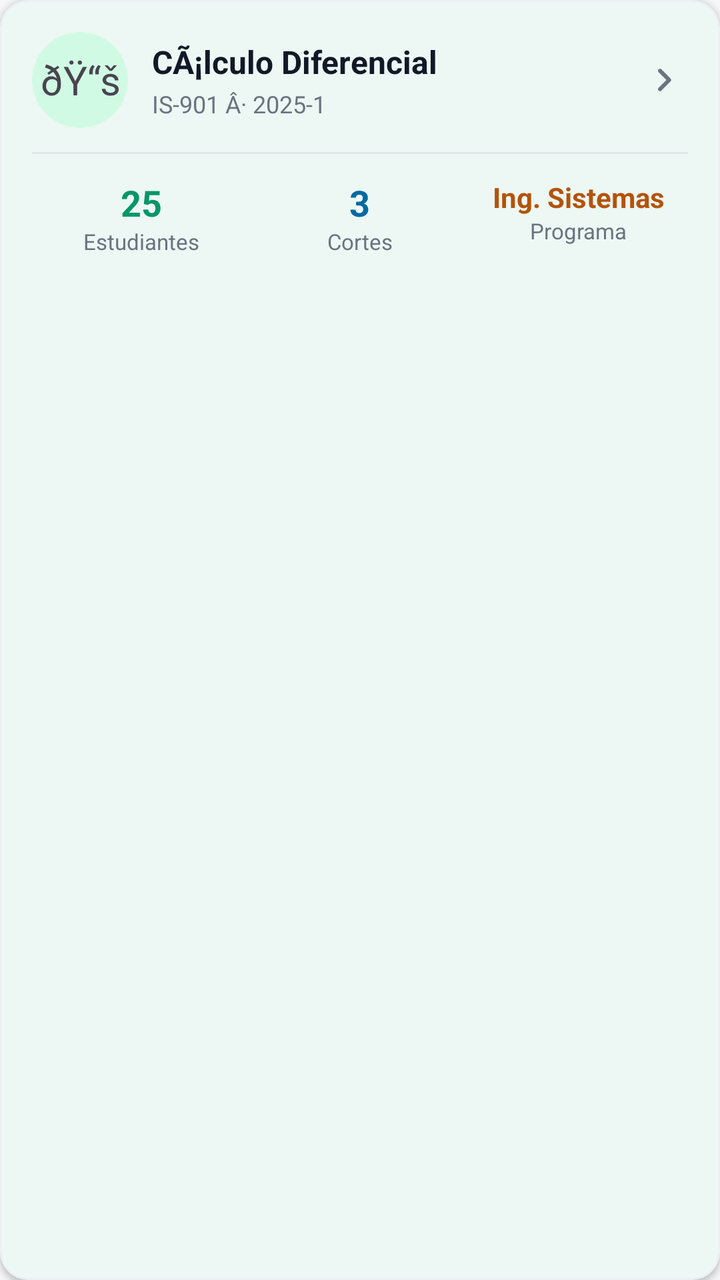
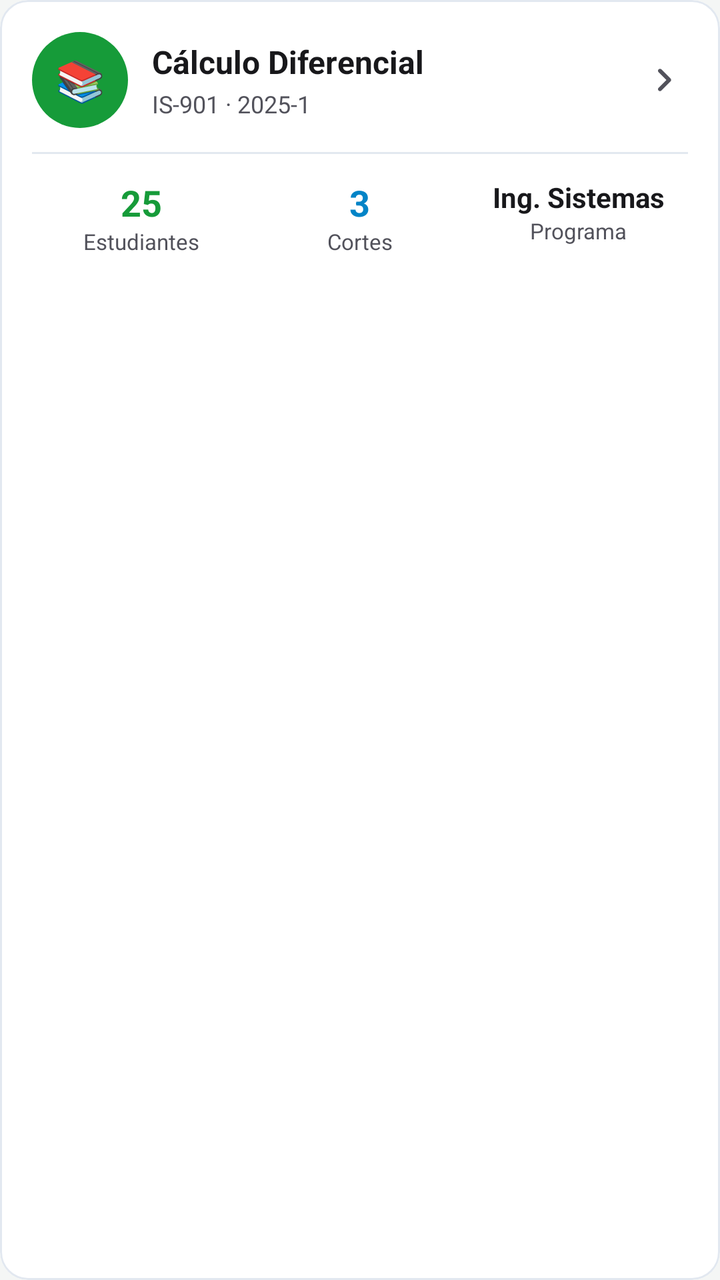

Before-and-after screenshots of an Android layout around one commit, followed by the original layout XML and the change that was made.
<!-- AndroidManifest.xml: application theme Theme.BienestarUPC -->
<!-- res/layout/item_course_card.xml -->
<?xml version="1.0" encoding="utf-8"?>
<com.google.android.material.card.MaterialCardView
    xmlns:android="http://schemas.android.com/apk/res/android"
    xmlns:app="http://schemas.android.com/apk/res-auto"
    android:layout_width="match_parent"
    android:layout_height="wrap_content"
    android:layout_marginHorizontal="16dp"
    android:layout_marginVertical="6dp"
    android:clickable="true"
    android:focusable="true"
    android:foreground="?attr/selectableItemBackground"
    app:cardBackgroundColor="@color/white_card"
    app:cardCornerRadius="14dp"
    app:cardElevation="2dp">

    <LinearLayout
        android:layout_width="match_parent"
        android:layout_height="wrap_content"
        android:orientation="vertical"
        android:padding="16dp">

        <LinearLayout
            android:layout_width="match_parent"
            android:layout_height="wrap_content"
            android:orientation="horizontal"
            android:gravity="center_vertical">

            <TextView
                android:id="@+id/txt_icono"
                android:layout_width="48dp"
                android:layout_height="48dp"
                android:background="@drawable/badge_circle_green_light"
                android:gravity="center"
                android:text="@string/txt_texto_3"
                android:textSize="20sp" />

            <LinearLayout
                android:layout_width="0dp"
                android:layout_height="wrap_content"
                android:layout_weight="1"
                android:layout_marginStart="12dp"
                android:orientation="vertical">

                <TextView
                    android:id="@+id/txt_nombre"
                    android:layout_width="match_parent"
                    android:layout_height="wrap_content"
                    android:text="@string/txt_calculo_diferencial"
                    android:textColor="@color/text_primary"
                    android:textSize="16sp"
                    android:textStyle="bold"
                    android:maxLines="1"
                    android:ellipsize="end" />

                <TextView
                    android:id="@+id/txt_codigo"
                    android:layout_width="wrap_content"
                    android:layout_height="wrap_content"
                    android:layout_marginTop="2dp"
                    android:text="@string/txt_is_901_2025_1"
                    android:textColor="@color/text_secondary"
                    android:textSize="12sp" />
            </LinearLayout>

            <ImageView android:contentDescription="@null"
                android:layout_width="24dp"
                android:layout_height="24dp"
                android:src="@drawable/ic_chevron_right"
                app:tint="@color/text_secondary" />
        </LinearLayout>

        <View
            android:layout_width="match_parent"
            android:layout_height="1dp"
            android:layout_marginVertical="12dp"
            android:background="@color/divider_color" />

        <LinearLayout
            android:layout_width="match_parent"
            android:layout_height="wrap_content"
            android:baselineAligned="false"
            android:orientation="horizontal">

            <LinearLayout
                android:layout_width="0dp"
                android:layout_height="wrap_content"
                android:layout_weight="1"
                android:orientation="vertical"
                android:gravity="center">

                <TextView
                    android:id="@+id/txt_total_estudiantes"
                    android:layout_width="wrap_content"
                    android:layout_height="wrap_content"
                    android:text="@string/txt_25"
                    android:textColor="@color/green_primary"
                    android:textSize="18sp"
                    android:textStyle="bold" />

                <TextView
                    android:layout_width="wrap_content"
                    android:layout_height="wrap_content"
                    android:text="@string/txt_estudiantes"
                    android:textColor="@color/text_secondary"
                    android:textSize="11sp" />
            </LinearLayout>

            <LinearLayout
                android:layout_width="0dp"
                android:layout_height="wrap_content"
                android:layout_weight="1"
                android:orientation="vertical"
                android:gravity="center">

                <TextView
                    android:id="@+id/txt_total_cortes"
                    android:layout_width="wrap_content"
                    android:layout_height="wrap_content"
                    android:text="@string/txt_3"
                    android:textColor="@color/info_text"
                    android:textSize="18sp"
                    android:textStyle="bold" />

                <TextView
                    android:layout_width="wrap_content"
                    android:layout_height="wrap_content"
                    android:text="@string/txt_cortes"
                    android:textColor="@color/text_secondary"
                    android:textSize="11sp" />
            </LinearLayout>

            <LinearLayout
                android:layout_width="0dp"
                android:layout_height="wrap_content"
                android:layout_weight="1"
                android:orientation="vertical"
                android:gravity="center">

                <TextView
                    android:id="@+id/txt_programa"
                    android:layout_width="wrap_content"
                    android:layout_height="wrap_content"
                    android:text="@string/txt_ing_sistemas"
                    android:textColor="@color/warning_text"
                    android:textSize="14sp"
                    android:textStyle="bold"
                    android:maxLines="1"
                    android:ellipsize="end" />

                <TextView
                    android:layout_width="wrap_content"
                    android:layout_height="wrap_content"
                    android:text="@string/txt_programa_2"
                    android:textColor="@color/text_secondary"
                    android:textSize="11sp" />
            </LinearLayout>
        </LinearLayout>
    </LinearLayout>
</com.google.android.material.card.MaterialCardView>
<!-- resources referenced by this layout -->
<resources>
  <color name="divider_color">#E5E7EB</color>
  <color name="green_primary">#059669</color>
  <color name="info_text">#0369A1</color>
  <color name="text_primary">#111827</color>
  <color name="text_secondary">#6B7280</color>
  <color name="warning_text">#B45309</color>
  <color name="white_card">#FFFFFF</color>
  <!-- drawable badge_circle_green_light (drawable) -->
  <?xml version="1.0" encoding="utf-8"?>
  <shape xmlns:android="http://schemas.android.com/apk/res/android"
      android:shape="oval">
      <solid android:color="@color/success_bg" />
  </shape>
  <string name="txt_25">25</string>
  <string name="txt_3">3</string>
  <string name="txt_calculo_diferencial">CÃ¡lculo Diferencial</string>
  <string name="txt_cortes">Cortes</string>
  <string name="txt_estudiantes">Estudiantes</string>
  <string name="txt_ing_sistemas">Ing. Sistemas</string>
  <string name="txt_is_901_2025_1" tools:ignore="TypographyDashes">IS-901 Â· 2025-1</string>
  <string name="txt_programa_2">Programa</string>
  <string name="txt_texto_3">ðŸ“š</string>
  <color name="success_bg">#D1FAE5</color>
  <color name="green_container">#D1FAE5</color>
  <color name="on_primary_container">#053B2A</color>
  <color name="teal_primary">#0D9488</color>
  <color name="teal_light">#CCFBF1</color>
  <color name="background_gray">#F6F7F9</color>
  <color name="surface_container_low">#F8FAFC</color>
  <color name="surface_container">#EFF2F5</color>
  <color name="surface_container_high">#E7EAEE</color>
  <color name="surface_container_highest">#DEE2E8</color>
  <color name="surface_outline">#C9CFD8</color>
  <color name="surface_outline_variant">#E4E7EC</color>
  <color name="error_text">#DC2626</color>
  <color name="green_primary_dark">#047857</color>
  <color name="gray_medium">#9CA3AF</color>
  <color name="stroke_color">#EDEFF2</color>
  <color name="green_light">#D1FAE5</color>
  <color name="nav_background">#FFFFFF</color>
  <color name="chip_bg">#F3F4F6</color>
  <color name="chip_text">#111827</color>
  <style name="ShapeAppearance.BienestarUPC.Dialog" parent="ShapeAppearance.Material3.LargeComponent">
          <item name="cornerSize">24dp</item>
      </style>
  <style name="ShapeAppearance.BienestarUPC.Snackbar" parent="ShapeAppearance.Material3.MediumComponent">
          <item name="cornerFamily">rounded</item>
          <item name="cornerSize">14dp</item>
      </style>
  <!-- unchanged entries left out for length: 9 -->
</resources>

<!-- the commit's change to res/layout/item_course_card.xml (unified diff, before → after) -->
@@ -9,9 +9,11 @@
     android:clickable="true"
     android:focusable="true"
     android:foreground="?attr/selectableItemBackground"
-    app:cardBackgroundColor="@color/white_card"
+    app:cardBackgroundColor="@color/bg_surface_1"
     app:cardCornerRadius="14dp"
-    app:cardElevation="2dp">
+    app:cardElevation="0dp"
+    app:strokeWidth="1dp"
+    app:strokeColor="@color/border_surface_1">
 
     <LinearLayout
         android:layout_width="match_parent"
@@ -93,7 +95,7 @@
                     android:layout_width="wrap_content"
                     android:layout_height="wrap_content"
                     android:text="@string/txt_25"
-                    android:textColor="@color/green_primary"
+                    android:textColor="@color/upc_green_primary"
                     android:textSize="18sp"
                     android:textStyle="bold" />
 
@@ -117,7 +119,7 @@
                     android:layout_width="wrap_content"
                     android:layout_height="wrap_content"
                     android:text="@string/txt_3"
-                    android:textColor="@color/info_text"
+                    android:textColor="@color/role_psychologist_light"
                     android:textSize="18sp"
                     android:textStyle="bold" />
 
@@ -141,7 +143,7 @@
                     android:layout_width="wrap_content"
                     android:layout_height="wrap_content"
                     android:text="@string/txt_ing_sistemas"
-                    android:textColor="@color/warning_text"
+                    android:textColor="@color/text_primary"
                     android:textSize="14sp"
                     android:textStyle="bold"
                     android:maxLines="1"
<!-- resource entries referenced after the edit -->
@@ -1,12 +1,14 @@
 <!-- resources referenced by this layout -->
 <resources>
-  <color name="divider_color">#E5E7EB</color>
-  <color name="green_primary">#059669</color>
-  <color name="info_text">#0369A1</color>
-  <color name="text_primary">#111827</color>
-  <color name="text_secondary">#6B7280</color>
-  <color name="warning_text">#B45309</color>
-  <color name="white_card">#FFFFFF</color>
+  <color name="bg_surface_1">@color/bg_surface_1_light</color>
+  <color name="border_surface_1">@color/border_surface_1_light</color>
+  <color name="divider_color">@color/border_surface_1</color>
+  <color name="role_psychologist_light">#0284C7</color>
+  <color name="green_primary">@color/upc_green_primary</color>
+  <color name="text_primary">@color/text_primary_light</color>
+  <color name="text_secondary">@color/text_secondary_light</color>
+  <color name="upc_green_primary">#169B39</color>
+  <color name="white_card">@color/bg_surface_1</color>
   <!-- drawable badge_circle_green_light (drawable) -->
   <?xml version="1.0" encoding="utf-8"?>
   <shape xmlns:android="http://schemas.android.com/apk/res/android"
@@ -15,33 +17,44 @@
   </shape>
   <string name="txt_25">25</string>
   <string name="txt_3">3</string>
-  <string name="txt_calculo_diferencial">CÃ¡lculo Diferencial</string>
+  <string name="txt_calculo_diferencial">Cálculo Diferencial</string>
   <string name="txt_cortes">Cortes</string>
   <string name="txt_estudiantes">Estudiantes</string>
   <string name="txt_ing_sistemas">Ing. Sistemas</string>
-  <string name="txt_is_901_2025_1" tools:ignore="TypographyDashes">IS-901 Â· 2025-1</string>
+  <string name="txt_is_901_2025_1" tools:ignore="TypographyDashes">IS-901 · 2025-1</string>
   <string name="txt_programa_2">Programa</string>
-  <string name="txt_texto_3">ðŸ“š</string>
-  <color name="success_bg">#D1FAE5</color>
-  <color name="green_container">#D1FAE5</color>
-  <color name="on_primary_container">#053B2A</color>
-  <color name="teal_primary">#0D9488</color>
-  <color name="teal_light">#CCFBF1</color>
-  <color name="background_gray">#F6F7F9</color>
-  <color name="surface_container_low">#F8FAFC</color>
-  <color name="surface_container">#EFF2F5</color>
-  <color name="surface_container_high">#E7EAEE</color>
-  <color name="surface_container_highest">#DEE2E8</color>
-  <color name="surface_outline">#C9CFD8</color>
-  <color name="surface_outline_variant">#E4E7EC</color>
-  <color name="error_text">#DC2626</color>
-  <color name="green_primary_dark">#047857</color>
-  <color name="gray_medium">#9CA3AF</color>
-  <color name="stroke_color">#EDEFF2</color>
-  <color name="green_light">#D1FAE5</color>
-  <color name="nav_background">#FFFFFF</color>
-  <color name="chip_bg">#F3F4F6</color>
-  <color name="chip_text">#111827</color>
+  <string name="txt_texto_3">📚</string>
+  <color name="bg_surface_1_light">#FFFFFF</color>
+  <color name="border_surface_1_light">#E2E8F0</color>
+  <color name="text_primary_light">#18181B</color>
+  <color name="text_secondary_light">#52525B</color>
+  <color name="success_bg">@color/upc_green_primary</color>
+  <color name="green_container">@color/upc_green_tint_light</color>
+  <color name="on_primary_container">@color/text_primary</color>
+  <color name="teal_primary">@color/risk_low_text</color>
+  <color name="teal_light">@color/risk_low_border</color>
+  <color name="background_gray">@color/bg_canvas</color>
+  <color name="surface_container_low">@color/bg_surface_1</color>
+  <color name="surface_container">@color/bg_surface_2</color>
+  <color name="surface_container_high">@color/border_surface_1</color>
+  <color name="surface_container_highest">@color/border_surface_1</color>
+  <color name="surface_outline">@color/border_surface_1</color>
+  <color name="surface_outline_variant">@color/border_surface_1</color>
+  <color name="error_text">@color/risk_critical_text</color>
+  <color name="green_primary_dark">@color/upc_green_dark</color>
+  <color name="upc_green_tint_light">#E8F5E9</color>
+  <color name="risk_low_text">@color/risk_low_text_light</color>
+  <color name="risk_low_border">@color/risk_low_border_light</color>
+  <color name="bg_canvas">@color/bg_canvas_light</color>
+  <color name="bg_surface_2">@color/bg_surface_2_light</color>
+  <color name="risk_critical_text">@color/risk_critical_text_light</color>
+  <color name="upc_green_dark">#0A743B</color>
+  <color name="gray_medium">@color/text_secondary</color>
+  <color name="stroke_color">@color/border_surface_1</color>
+  <color name="green_light">@color/upc_green_light</color>
+  <color name="nav_background">@color/bg_surface_1</color>
+  <color name="chip_bg">@color/bg_surface_2</color>
+  <color name="chip_text">@color/text_primary</color>
   <style name="ShapeAppearance.BienestarUPC.Dialog" parent="ShapeAppearance.Material3.LargeComponent">
           <item name="cornerSize">24dp</item>
       </style>
@@ -49,6 +62,12 @@
           <item name="cornerFamily">rounded</item>
           <item name="cornerSize">14dp</item>
       </style>
+  <color name="risk_low_text_light">#0D9488</color>
+  <color name="risk_low_border_light">#99F6E4</color>
+  <color name="bg_canvas_light">#F4F6F5</color>
+  <color name="bg_surface_2_light">#F8FAFC</color>
+  <color name="risk_critical_text_light">#BE123C</color>
+  <color name="upc_green_light">#73C167</color>
   <!-- unchanged entries left out for length: 9 -->
 </resources>
 
